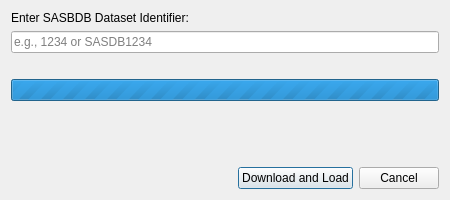
This is src/sas/qtgui/Utilities/SASBDB/UI/SASBDBDownloadDialogUI.ui in SasView/sasview as Qt 5 draws it before an edit. The edited form follows.
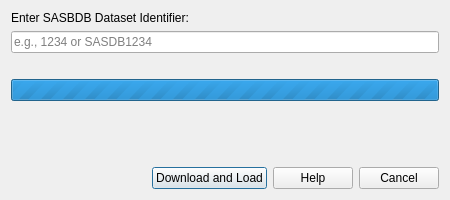
This is the edited form.

Diff of the .ui file:
```diff
--- a/src/sas/qtgui/Utilities/SASBDB/UI/SASBDBDownloadDialogUI.ui
+++ b/src/sas/qtgui/Utilities/SASBDB/UI/SASBDBDownloadDialogUI.ui
@@ -92,6 +92,13 @@
        </property>
       </widget>
      </item>
+     <item>
+      <widget class="QPushButton" name="cmdHelp">
+       <property name="text">
+        <string>Help</string>
+       </property>
+      </widget>
+     </item>
      <item>
       <widget class="QPushButton" name="cmdCancel">
        <property name="text">
```
